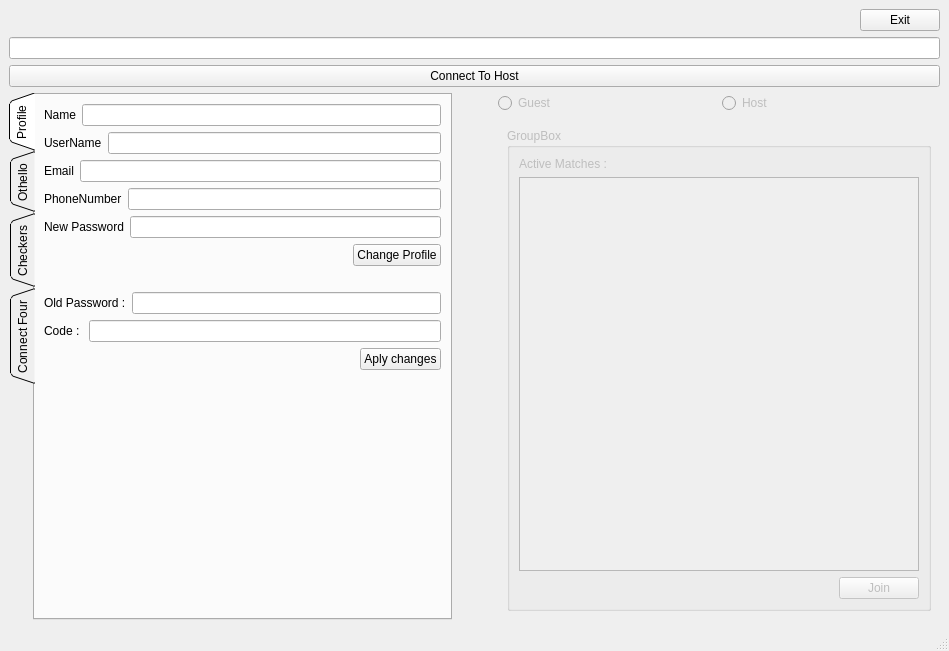
Qt form Project/FunGames/mainwindow.ui (MahdiSaneiFard/FunGames) before a commit.
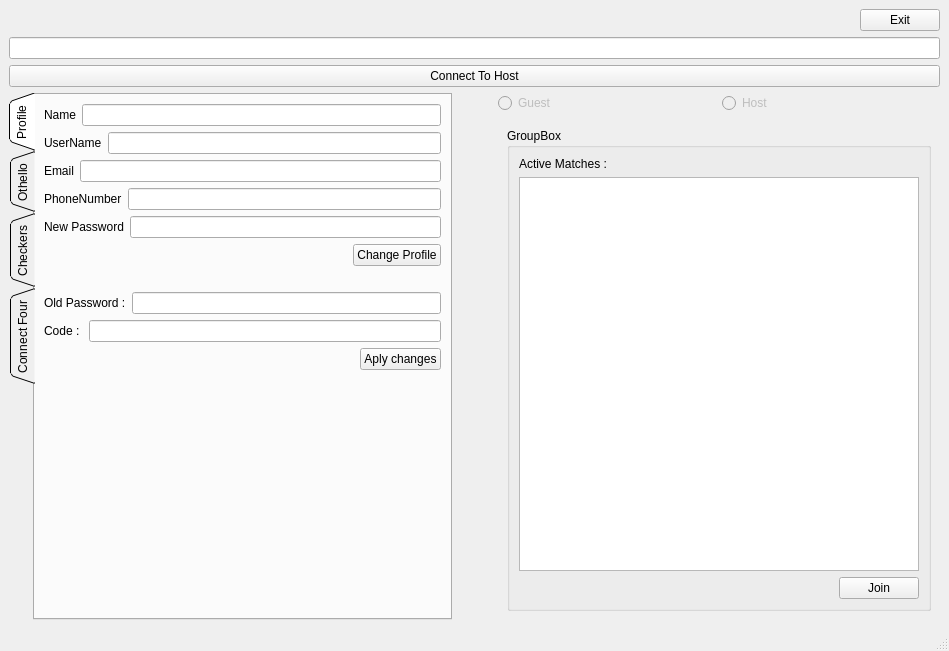
The same form after that commit. The open tabs and pages were chosen to show the change.

The edit to the form file:
```diff
--- a/Project/FunGames/mainwindow.ui
+++ b/Project/FunGames/mainwindow.ui
@@ -509,7 +509,7 @@
               <item>
                <widget class="QGroupBox" name="groupBox_2">
                 <property name="enabled">
-                 <bool>false</bool>
+                 <bool>true</bool>
                 </property>
                 <property name="title">
                  <string>GroupBox</string>
```
Left out of the diff: 8 changed lines with no effect on the pictures.
